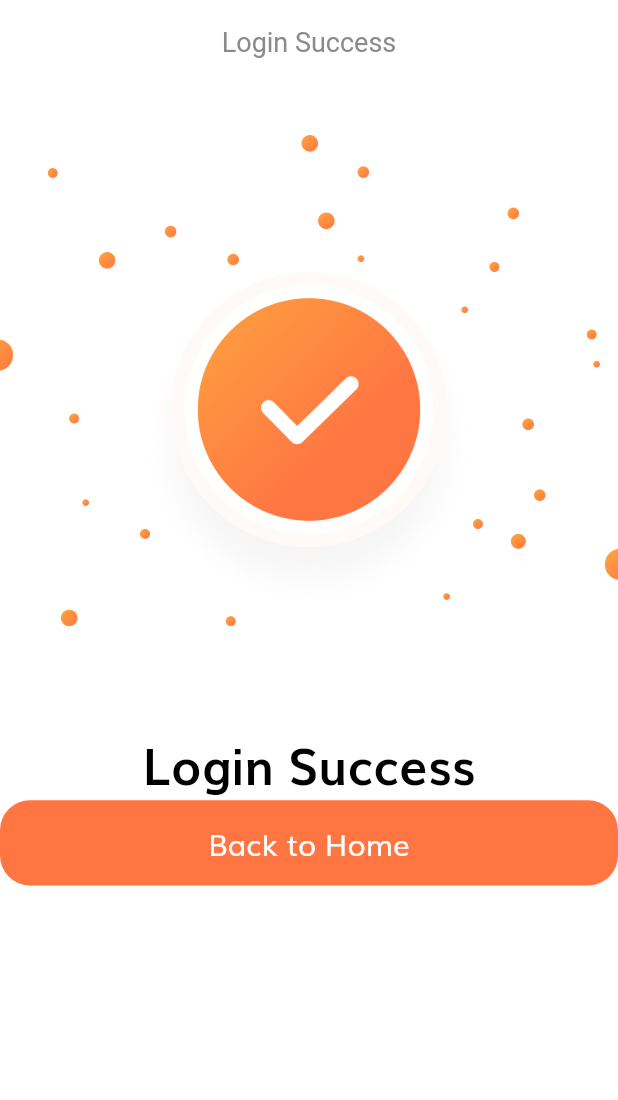
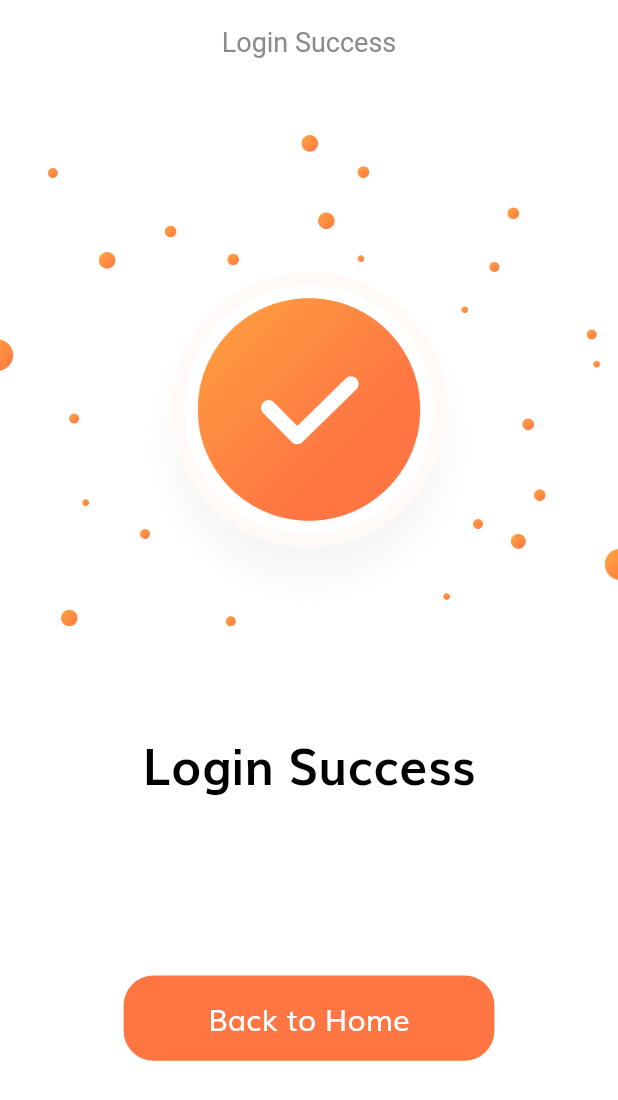
Before and after one commit to Sir-Nath/E-commerce-App-UI, a Flutter app: the LoginSuccessScreen screen opened by its route, on a phone screen of 412 x 824 dp. Shown: the top 1100 px of the screen. Run offline on Flutter 3.47's test engine with Material 2 defaults, Android fonts, the light colour scheme and no system bars; our stand-ins replace flutter_svg.

Commit message:
4th commit

```diff
--- a/lib/components/no_account_text.dart
+++ b/lib/components/no_account_text.dart
@@ -2,6 +2,7 @@ import 'package:flutter/material.dart';
 
 import '../constants.dart';
 import '../screens/forgot_password/forgot_password_screen.dart';
+import '../screens/sign_up/sign_up_screen.dart';
 import '../size_config.dart';
 
 class NoAccountText extends StatelessWidget {
@@ -19,7 +20,9 @@ class NoAccountText extends StatelessWidget {
           style: TextStyle(fontSize: getProportionateScreenWidth(16)),
         ),
         GestureDetector(
-          onTap: () {},
+          onTap: () {
+            Navigator.pushNamed(context, SignUpScreen.routeName);
+          },
           child: Text(
             'Sign Up',
             style: TextStyle(
--- a/lib/routs.dart
+++ b/lib/routs.dart
@@ -1,6 +1,7 @@
 import 'package:e_commerce_app_ui/screens/forgot_password/forgot_password_screen.dart';
 import 'package:e_commerce_app_ui/screens/login_success/login_success_screen.dart';
-import 'package:e_commerce_app_ui/screens/sign_up/sign_in_screen.dart';
+import 'package:e_commerce_app_ui/screens/sign_in/sign_in_screen.dart';
+import 'package:e_commerce_app_ui/screens/sign_up/sign_up_screen.dart';
 import 'package:e_commerce_app_ui/screens/splash/splash_screen.dart';
 import 'package:flutter/material.dart';
 
@@ -8,5 +9,6 @@ final Map<String, WidgetBuilder> routes = {
   SplashScreen.routeName: (context) => SplashScreen(),
   SignInScreen.routeName: (context) => const SignInScreen(),
   ForgotPasswordScreen.routeName : (context) => const ForgotPasswordScreen(),
-  LoginSuccessScreen.routeName : (context) => const LoginSuccessScreen()
+  LoginSuccessScreen.routeName : (context) => const LoginSuccessScreen(),
+  SignUpScreen.routeName : (context) => const SignUpScreen()
 };
--- a/lib/screens/login_success/components/body.dart
+++ b/lib/screens/login_success/components/body.dart
@@ -23,7 +23,11 @@ class Body extends StatelessWidget {
             color: Colors.black
           ),
         ),
-        DefaultButton(text: 'Back to Home', press: (){},)
+        const Spacer(),
+        SizedBox(
+            width: SizeConfig.screenWidth * 0.6,
+            child: DefaultButton(text: 'Back to Home', press: (){},)),
+        const Spacer()
       ],
     );
   }
--- /dev/null
+++ b/lib/screens/sign_in/components/body.dart
@@ -0,0 +1,71 @@
+import 'package:e_commerce_app_ui/components/default_button.dart';
+import 'package:e_commerce_app_ui/constants.dart';
+import 'package:e_commerce_app_ui/components/social_card.dart';
+import 'package:flutter/cupertino.dart';
+import 'package:flutter/material.dart';
+import 'package:flutter_svg/svg.dart';
+import '../../../components/custom_suffix_icon.dart';
+import '../../../components/form_error.dart';
+import '../../../components/no_account_text.dart';
+import '../../../size_config.dart';
+import '../../forgot_password/forgot_password_screen.dart';
+import '../sign_form.dart';
+
+class Body extends StatelessWidget {
+  const Body({Key? key}) : super(key: key);
+
+  @override
+  Widget build(BuildContext context) {
+    return SafeArea(
+      child: SizedBox(
+        width: double.infinity,
+        child: Padding(
+          padding:
+              EdgeInsets.symmetric(horizontal: getProportionateScreenWidth(20)),
+          child: SingleChildScrollView(
+            child: Column(
+              children: [
+                SizedBox(height: SizeConfig.screenHeight * 0.08),
+                Text(
+                  "Welcome Back",
+                  style: TextStyle(
+                    color: Colors.black,
+                    fontSize: getProportionateScreenWidth(28),
+                    fontWeight: FontWeight.bold,
+                  ),
+                ),
+                const Text(
+                  "Sign in with your email and password  \nor continue with social media",
+                  textAlign: TextAlign.center,
+                ),
+                SizedBox(height: SizeConfig.screenHeight * 0.08),
+                const SignForm(),
+                SizedBox(height: SizeConfig.screenHeight * 0.08),
+                Row(
+                  mainAxisAlignment: MainAxisAlignment.center,
+                  children: [
+                    SocialCard(
+                      icons: "assets/icons/google-icon.svg",
+                      press: () {},
+                    ),
+                    SocialCard(
+                      icons: "assets/icons/facebook-2.svg",
+                      press: () {},
+                    ),
+                    SocialCard(
+                      icons: "assets/icons/twitter.svg",
+                      press: () {},
+                    ),
+                    // NoAccountText(),
+                  ],
+                ),
+                SizedBox(height: getProportionateScreenHeight(20)),
+                const NoAccountText()
+              ],
+            ),
+          ),
+        ),
+      ),
+    );
+  }
+}
--- a/lib/screens/sign_up/sign_in_screen.dart
+++ b/lib/screens/sign_in/sign_in_screen.dart
@@ -1,5 +1,5 @@
 import 'package:flutter/material.dart';
-import '../sign_up/components/body.dart';
+import '../sign_in/components/body.dart';
 //import 'components/body.dart';
 
 class SignInScreen extends StatelessWidget {
--- a/lib/screens/splash/components/body.dart
+++ b/lib/screens/splash/components/body.dart
@@ -1,5 +1,5 @@
 import 'package:e_commerce_app_ui/constants.dart';
-import 'package:e_commerce_app_ui/screens/sign_up/sign_in_screen.dart';
+import 'package:e_commerce_app_ui/screens/sign_in/sign_in_screen.dart';
 import '../../../components/default_button.dart';
 import '../components/splash_content.dart';
 import 'package:e_commerce_app_ui/size_config.dart';
```
Also changed, not shown: lib/screens/sign_up/components/body.dart (+1 -62 lines), lib/screens/sign_up/sign_up_screen.dart (added, +18 -0 lines), lib/screens/sign_in/sign_form.dart (renamed from lib/screens/sign_up/sign_form.dart).
